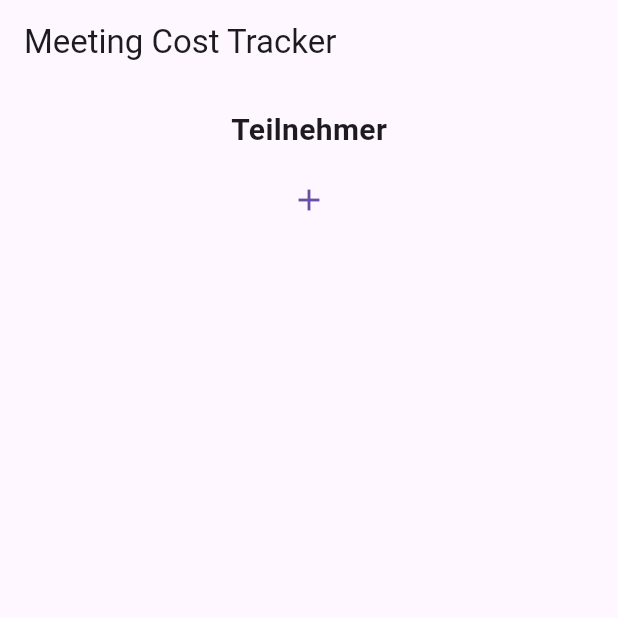
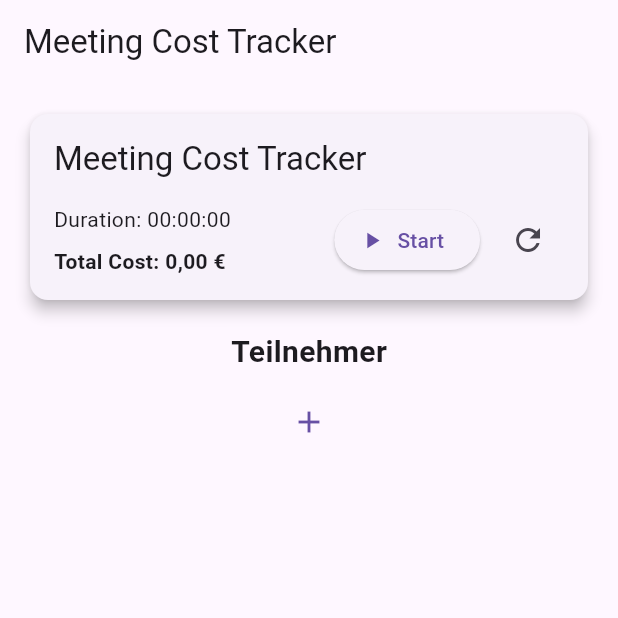
Before and after one commit to aposchmann/meeting-cost-tracker, a Flutter app: the screen it shows after launch, on a phone screen of 412 x 824 dp, the top half of it. Run offline on Flutter 3.47's test engine with Material 3 defaults, Android fonts, the phone set to English and light mode, and no system bars; generated files the repository leaves out were written again.

Commit message:
Add tracking

```diff
--- a/lib/meeting/meeting_model.dart
+++ b/lib/meeting/meeting_model.dart
@@ -1,3 +1,4 @@
+import 'dart:async';
 import 'dart:collection';
 
 import 'package:flutter/foundation.dart';
@@ -6,13 +7,73 @@ import 'meeting_participant.dart';
 
 class MeetingModel extends ChangeNotifier {
   final List<MeetingParticipant> _participants = [];
+  DateTime? _startTime;
+  DateTime? _endTime;
+  Timer? _timer;
+  Duration _duration = Duration.zero;
+  bool _isRunning = false;
 
   UnmodifiableListView<MeetingParticipant> get participants =>
       UnmodifiableListView(_participants);
 
+  bool get isRunning => _isRunning;
+
+  Duration get duration => _isRunning
+      ? _duration + DateTime.now().difference(_startTime!)
+      : _duration;
+
+  double get totalCost {
+    final durationInHours = duration.inMilliseconds / (1000 * 60 * 60);
+    return _participants.fold(0,
+        (sum, participant) => sum + participant.hourlyRate * durationInHours);
+  }
+
   void add(MeetingParticipant participant) {
     _participants.add(participant);
+    notifyListeners();
+  }
+
+  void startMeeting() {
+    if (_isRunning) return;
+
+    _isRunning = true;
+    _startTime = DateTime.now();
+
+    // Start a timer to update the UI every second
+    _timer = Timer.periodic(const Duration(seconds: 1), (_) {
+      notifyListeners();
+    });
 
     notifyListeners();
   }
+
+  void stopMeeting() {
+    if (!_isRunning) return;
+
+    _isRunning = false;
+    _endTime = DateTime.now();
+
+    // Add the elapsed time to the total duration
+    _duration += _endTime!.difference(_startTime!);
+
+    // Cancel the timer
+    _timer?.cancel();
+    _timer = null;
+
+    notifyListeners();
+  }
+
+  void resetMeeting() {
+    stopMeeting();
+    _duration = Duration.zero;
+    _startTime = null;
+    _endTime = null;
+    notifyListeners();
+  }
+
+  @override
+  void dispose() {
+    _timer?.cancel();
+    super.dispose();
+  }
 }
--- a/lib/meeting/meeting_screen.dart
+++ b/lib/meeting/meeting_screen.dart
@@ -1,5 +1,6 @@
 import 'package:flutter/material.dart';
 import 'package:flutter_gen/gen_l10n/app_localizations.dart';
+import 'package:intl/intl.dart';
 import 'package:provider/provider.dart';
 
 import 'meeting_model.dart';
@@ -18,16 +19,94 @@ class MeetingScreen extends StatelessWidget {
       ),
       body: Padding(
         padding: const EdgeInsets.all(16),
+        child: ChangeNotifierProvider<MeetingModel>(
+          create: (context) => MeetingModel(),
+          child: Column(
+            children: [
+              const MeetingCostTracker(),
+              const SizedBox(height: 16),
+              Text(
+                localizations.meetingParticipants,
+                style:
+                    const TextStyle(fontSize: 20, fontWeight: FontWeight.bold),
+              ),
+              const Expanded(
+                child: MeetingParticipantList(),
+              ),
+            ],
+          ),
+        ),
+      ),
+    );
+  }
+}
+
+class MeetingCostTracker extends StatelessWidget {
+  const MeetingCostTracker({super.key});
+
+  @override
+  Widget build(BuildContext context) {
+    final localizations = AppLocalizations.of(context)!;
+    final model = Provider.of<MeetingModel>(context);
+    final currencyFormat =
+        NumberFormat.simpleCurrency(locale: localizations.localeName);
+
+    // Format duration as HH:MM:SS
+    final duration = model.duration;
+    final hours = duration.inHours.toString().padLeft(2, '0');
+    final minutes = (duration.inMinutes % 60).toString().padLeft(2, '0');
+    final seconds = (duration.inSeconds % 60).toString().padLeft(2, '0');
+    final durationText = '$hours:$minutes:$seconds';
+
+    return Card(
+      elevation: 4,
+      child: Padding(
+        padding: const EdgeInsets.all(16),
         child: Column(
+          crossAxisAlignment: CrossAxisAlignment.start,
           children: [
             Text(
-              localizations.meetingParticipants,
-              style: const TextStyle(fontSize: 20, fontWeight: FontWeight.bold),
+              'Meeting Cost Tracker',
+              style: Theme.of(context).textTheme.titleLarge,
             ),
-            Expanded(
-              child: ChangeNotifierProvider<MeetingModel>(
-                  create: (context) => MeetingModel(),
-                  child: const MeetingParticipantList()),
+            const SizedBox(height: 16),
+            Row(
+              mainAxisAlignment: MainAxisAlignment.spaceBetween,
+              children: [
+                Column(
+                  crossAxisAlignment: CrossAxisAlignment.start,
+                  children: [
+                    Text('Duration: $durationText'),
+                    const SizedBox(height: 8),
+                    Text(
+                      'Total Cost: ${currencyFormat.format(model.totalCost)}',
+                      style: const TextStyle(fontWeight: FontWeight.bold),
+                    ),
+                  ],
+                ),
+                Row(
+                  children: [
+                    if (!model.isRunning)
+                      ElevatedButton.icon(
+                        onPressed: () => model.startMeeting(),
+                        icon: const Icon(Icons.play_arrow),
+                        label: const Text('Start'),
+                      )
+                    else
+                      ElevatedButton.icon(
+                        onPressed: () => model.stopMeeting(),
+                        icon: const Icon(Icons.stop),
+                        label: const Text('Stop'),
+                      ),
+                    const SizedBox(width: 8),
+                    IconButton(
+                      onPressed: () => model.resetMeeting(),
+                      icon: const Icon(Icons.refresh),
+                      tooltip: 'Reset',
+                    ),
+                  ],
+                ),
+              ],
             ),
           ],
         ),
```
Also changed, not shown: 1 other file.
